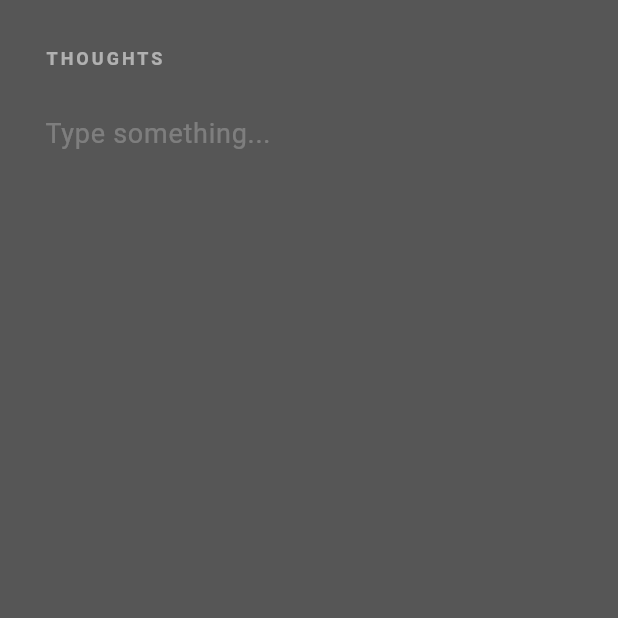
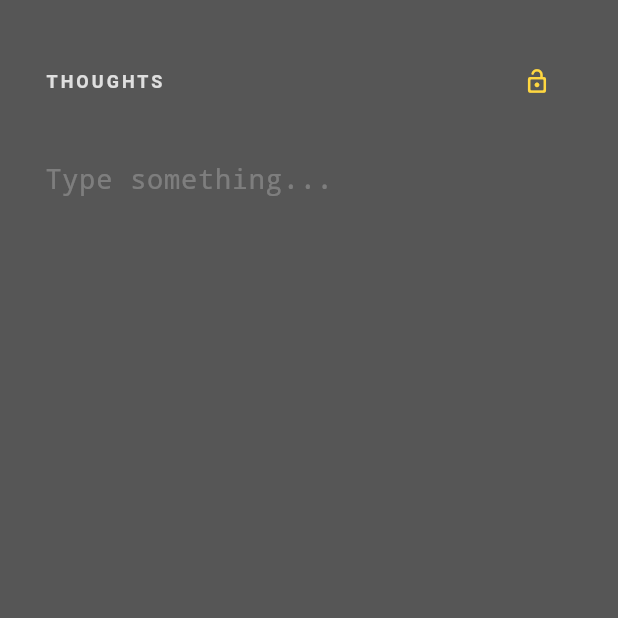
Before and after one commit to JUANITOTELO/zen_launcher, a Flutter app: the screen it shows after launch, swiped to page 4, on a phone screen of 412 x 824 dp, the top half of it. Run offline on Flutter 3.47's test engine with Material 3 defaults, Android fonts, the phone set to English and light mode, and no system bars; our stand-ins replace sqflite; missing offline and left inert: installed_apps, wallpaper_manager_plus; accounts and stored records are empty; network calls fail; statements that could not run were skipped.

Commit message:
feat: add persistent lock and unlock editing to left side notes

```diff
--- a/lib/presentation/screens/home_screen.dart
+++ b/lib/presentation/screens/home_screen.dart
@@ -351,6 +351,8 @@ class _QuickNotesPage extends StatefulWidget {
 class _QuickNotesPageState extends State<_QuickNotesPage>
     with AutomaticKeepAliveClientMixin {
   final TextEditingController _controller = TextEditingController();
+  final FocusNode _focusNode = FocusNode();
+  bool _isLocked = false;
 
   @override
   bool get wantKeepAlive => true; // Keep text when swiping away
@@ -359,6 +361,52 @@ class _QuickNotesPageState extends State<_QuickNotesPage>
   void initState() {
     super.initState();
     _loadNote();
+    _loadLockState();
+  }
+
+  @override
+  void dispose() {
+    _focusNode.dispose();
+    _controller.dispose();
+    super.dispose();
+  }
+
+  Future<void> _loadLockState() async {
+    try {
+      final directory = await getApplicationDocumentsDirectory();
+      final file = File('${directory.path}/quick_note_locked.txt');
+      if (await file.exists()) {
+        final content = await file.readAsString();
+        if (mounted) {
+          setState(() {
+            _isLocked = content.trim() == 'true';
+          });
+        }
+      }
+    } catch (e) {
+      debugPrint("Error loading note lock state: $e");
+    }
+  }
+
+  Future<void> _saveLockState(bool locked) async {
+    try {
+      final directory = await getApplicationDocumentsDirectory();
+      final file = File('${directory.path}/quick_note_locked.txt');
+      await file.writeAsString(locked ? 'true' : 'false');
+    } catch (e) {
+      debugPrint("Error saving note lock state: $e");
+    }
+  }
+
+  void _toggleLock() {
+    setState(() {
+      _isLocked = !_isLocked;
+    });
+    if (_isLocked) {
+      _focusNode.unfocus();
+      SystemChannels.textInput.invokeMethod('TextInput.hide');
+    }
+    _saveLockState(_isLocked);
   }
 
   Future<void> _loadNote() async {
@@ -393,19 +441,41 @@ class _QuickNotesPageState extends State<_QuickNotesPage>
         child: Column(
           crossAxisAlignment: CrossAxisAlignment.start,
           children: [
+            Row(
+              mainAxisAlignment: MainAxisAlignment.spaceBetween,
+              children: [
                 const Text(
                   "THOUGHTS",
                   style: TextStyle(
-                color: Colors.white54,
+                    color: Color.fromARGB(207, 255, 255, 255),
                     fontSize: 12,
                     fontWeight: FontWeight.bold,
                     letterSpacing: 2,
                   ),
                 ),
+                IconButton(
+                  key: const Key('notes_lock_button'),
+                  icon: Icon(
+                    _isLocked ? Icons.lock_outline : Icons.lock_open_rounded,
+                    size: 18,
+                    color: _isLocked ? Colors.white38 : Colors.amberAccent,
+                  ),
+                  tooltip: _isLocked ? "Unlock notes" : "Lock notes",
+                  padding: EdgeInsets.zero,
+                  constraints: const BoxConstraints(),
+                  splashRadius: 18,
+                  onPressed: _toggleLock,
+                ),
+              ],
+            ),
             const SizedBox(height: 20),
             Expanded(
               child: TextField(
+                key: const Key('notes_text_field'),
                 controller: _controller,
+                focusNode: _focusNode,
+                readOnly: _isLocked,
+                showCursor: !_isLocked,
                 onChanged: _saveNote,
                 maxLines: null,
                 expands: true,
@@ -413,12 +483,12 @@ class _QuickNotesPageState extends State<_QuickNotesPage>
                   color: Colors.white,
                   fontSize: 18,
                   height: 1.5,
-                  fontFamily: 'Roboto',
+                  fontFamily: 'monospace',
                 ),
-                decoration: const InputDecoration(
+                decoration: InputDecoration(
                   border: InputBorder.none,
-                  hintText: "Type something...",
-                  hintStyle: TextStyle(color: Colors.white24),
+                  hintText: _isLocked ? "Notes locked." : "Type something...",
+                  hintStyle: const TextStyle(color: Colors.white24),
                 ),
                 cursorColor: Colors.amberAccent,
               ),
```
Also changed, not shown: 1 other file. Lines whose indentation alone changed are shown as unchanged.
